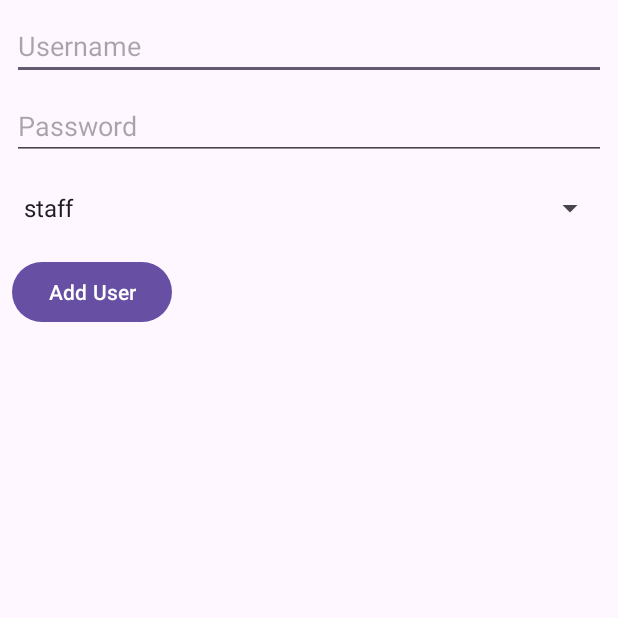
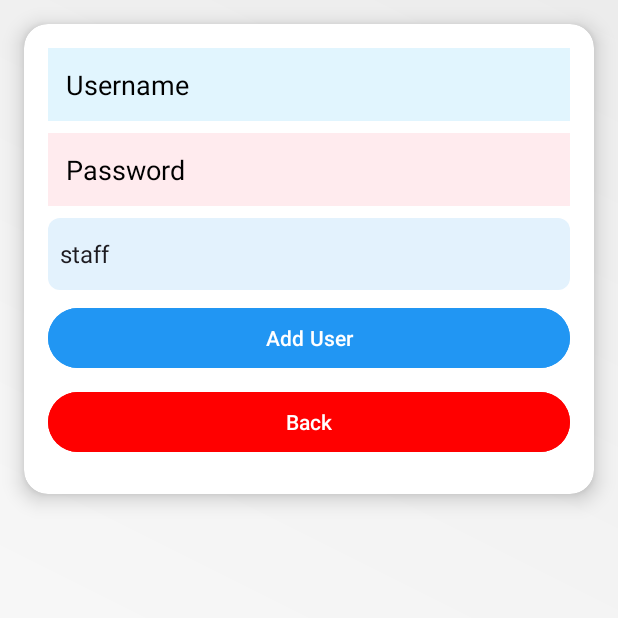
Before and after one commit to LynixID/CafeApp-UTS, an Android app: the screen it shows after launch (UserActivity), after a tap on "Daftar", on a phone screen of 412 x 824 dp, the top half of it. Run offline under Robolectric (Android 15) with nearby library versions, the phone set to English and light mode, and no system bars; our stand-ins replace Room's generated code.

Commit message:
menambahkan button back pada TentangKita TentangAplikasi, serta merubah tampilannya

```diff
--- a/app/src/main/java/com/example/cafeapp/Login_page.kt
+++ b/app/src/main/java/com/example/cafeapp/Login_page.kt
@@ -58,7 +58,7 @@ class Login_page : AppCompatActivity() {
 
         // Menambahkan logika untuk tombol Daftar
         tombolDaftar.setOnClickListener {
-            val intent = Intent(this, UserActivity::class.java) // Ganti UserActivity sesuai nama kelas yang tepat
+            val intent = Intent(this, UserActivity::class.java)
             startActivity(intent)
         }
     }
--- a/app/src/main/java/com/example/cafeapp/TambahMenu/TambahMenu.kt
+++ b/app/src/main/java/com/example/cafeapp/TambahMenu/TambahMenu.kt
@@ -16,6 +16,7 @@ import androidx.activity.result.ActivityResultLauncher
 import androidx.activity.result.contract.ActivityResultContracts
 import androidx.activity.viewModels
 import androidx.appcompat.app.AppCompatActivity
+import com.example.cafeapp.Login_page
 import com.example.cafeapp.MakanDatabase.Makan
 import com.example.cafeapp.R
 import com.example.cafeapp.databinding.TambahMenuBinding
@@ -72,7 +73,23 @@ class TambahMenu : AppCompatActivity() {
         binding.btnTambahMenu.setOnClickListener {
             addMenu()
         }
+
+        binding.ivLogout.setOnClickListener {
+            keLoginPage()
+        }
+
+        binding.tvLogout.setOnClickListener {
+            keLoginPage()
+        }
     }
+
+    private fun keLoginPage() {
+        val intent = Intent(this, Login_page::class.java)
+        intent.flags = Intent.FLAG_ACTIVITY_CLEAR_TOP or Intent.FLAG_ACTIVITY_NEW_TASK
+        startActivity(intent)
+        finish()
+    }
+
 
     private fun addMenu() {
         val nama = binding.inputNamaProduk.text.toString()
--- a/app/src/main/java/com/example/cafeapp/TentangAplikasiActivity.kt
+++ b/app/src/main/java/com/example/cafeapp/TentangAplikasiActivity.kt
@@ -2,6 +2,7 @@ package com.example.cafeapp
 
 
 import android.os.Bundle
+import android.widget.ImageButton
 import androidx.appcompat.app.AppCompatActivity
 
 class TentangAplikasiActivity : AppCompatActivity() {
@@ -9,5 +10,10 @@ class TentangAplikasiActivity : AppCompatActivity() {
     override fun onCreate(savedInstanceState: Bundle?) {
         super.onCreate(savedInstanceState)
         setContentView(R.layout.activity_tentang_aplikasi)
+
+        val backButton: ImageButton = findViewById(R.id.buttonBack)
+        backButton.setOnClickListener {
+            finish()
+        }
     }
 }
--- a/app/src/main/java/com/example/cafeapp/TentangKitaActivity.kt
+++ b/app/src/main/java/com/example/cafeapp/TentangKitaActivity.kt
@@ -14,7 +14,7 @@ class TentangKitaActivity : AppCompatActivity() {
         // Inisialisasi tombol kembali
         val backButton: ImageButton = findViewById(R.id.buttonBack)
         backButton.setOnClickListener {
-            finish() // Menutup aktivitas dan kembali ke aktivitas sebelumnya
+            finish()
         }
     }
 }
--- a/app/src/main/java/com/example/cafeapp/UserActivity.kt
+++ b/app/src/main/java/com/example/cafeapp/UserActivity.kt
@@ -1,5 +1,6 @@
 package com.example.cafeapp
 
+import android.content.Intent
 import android.os.Bundle
 import android.view.View
 import android.widget.ArrayAdapter
@@ -22,6 +23,7 @@ class UserActivity : AppCompatActivity() {
     private lateinit var editTextPassword: EditText
     private lateinit var spinnerRole: Spinner
     private lateinit var buttonAddUser: Button
+    private lateinit var btnBacktoLogin_page: Button
     private lateinit var listViewUsers: ListView
 
     private var usersList: MutableList<User> = mutableListOf()
@@ -40,6 +42,7 @@ class UserActivity : AppCompatActivity() {
         editTextPassword = findViewById(R.id.pw)
         spinnerRole = findViewById(R.id.role)
         buttonAddUser = findViewById(R.id.add)
+        btnBacktoLogin_page = findViewById(R.id.btnBacktoLogin)
         listViewUsers = findViewById(R.id.list)
 
         val roles = arrayOf("staff", "admin")
@@ -51,6 +54,13 @@ class UserActivity : AppCompatActivity() {
             } else {
                 addUser()
             }
+        }
+
+        btnBacktoLogin_page.setOnClickListener {
+            val intent = Intent(this, Login_page::class.java)
+            intent.flags = Intent.FLAG_ACTIVITY_CLEAR_TOP or Intent.FLAG_ACTIVITY_NEW_TASK
+            startActivity(intent)
+            finish()
         }
 
         listViewUsers.setOnItemClickListener { _, _, position, _ ->
@@ -78,6 +88,8 @@ class UserActivity : AppCompatActivity() {
             Toast.makeText(this, "Please enter username and password", Toast.LENGTH_SHORT).show()
             return
         }
+
+
 
         val user = User(username = username, password = password, role = role)
         lifecycleScope.launch {
--- /dev/null
+++ b/app/src/main/res/drawable/spinner_background.xml
@@ -0,0 +1,5 @@
+<?xml version="1.0" encoding="utf-8"?>
+<shape xmlns:android="http://schemas.android.com/apk/res/android">
+    <solid android:color="#E3F2FD"/>
+    <corners android:radius="8dp"/>
+</shape>
--- a/app/src/main/res/layout/activity_tentang_aplikasi.xml
+++ b/app/src/main/res/layout/activity_tentang_aplikasi.xml
@@ -8,11 +8,23 @@
     android:padding="16dp"
     tools:context=".TentangAplikasiActivity">
 
+    <ImageButton
+        android:id="@+id/buttonBack"
+        android:layout_width="wrap_content"
+        android:layout_height="wrap_content"
+        android:background="?attr/selectableItemBackground"
+        android:src="@drawable/back_icon"
+        android:contentDescription="Kembali ke halaman sebelumnya"
+        app:layout_constraintStart_toStartOf="parent"
+        app:layout_constraintTop_toTopOf="parent"
+        android:layout_marginTop="8dp" />
+
     <TextView
         android:id="@+id/titleTextView"
         android:layout_width="wrap_content"
         android:layout_height="wrap_content"
         android:text="Tentang Aplikasi"
+        android:fontFamily="@font/poppinsblack"
         android:textColor="@color/black"
         android:textSize="24sp"
         android:textStyle="bold"
@@ -27,10 +39,11 @@
         android:text="Ada tampilan logo lalu beberapa detik masuk ke activity selanjutnya yaitu login dimana hanya ada 2 PROFILE, bila login sebagai staff (dilihat dari dia memasukkan username password) dan telah berhasil login, maka lanjut ke halaman home dan ada 4 nav (home berisi kek beranda makanan, minuman yg ada trs search by kategori dan nama trs filter, cart berisi makanan minuman yg udh di pilih beserta jumlah pesanannya lalu untuk di checkout / di fix in dan data ini akan masuk ke transaction, transaction berisi riwayat pesanan jadi haruse disini muncul jam serta tanggal bulan tahunnya, profile berisi tentang aplikasi trs tentang kita dan bantuan gitu kek mungkin berisi no hp yg dpt dihubungi lek apk e ngelag gitu). Dan tambahan activity yg dimana saat kita klik makanan/minuman yg dipilih akan masuk ke activity itu yg berisi foto makanan, detailnya trs ada + dan - gitu misal mau beli nasgor 2 ya di + gitu jadi nasgor e 2 trs di “add to cart” nah nnti data ini masuk ke nav “cart” tadi. Untuk bagian “cart” pas mau checkout ada tulisan pilihan pembayaran dan cuma bisa cash.
 Dan misal dia memasukkan username password milik admin (jdi dia masuk sbg admin), akan nampilin 2 activity, satunya untuk form input CRUD produk, dan yg satunya menampilkan seluruh produk yang ada secara vertikal seperti nama foto harga deskripsi singkat. Jangan lupa tombol logout.
 "
+        android:fontFamily="@font/poppinslight"
         android:gravity="center"
         android:justificationMode="inter_word"
         android:textColor="@color/black"
-        android:textSize="16sp"
+        android:textSize="15sp"
         app:layout_constraintTop_toBottomOf="@id/titleTextView"
         app:layout_constraintStart_toStartOf="parent"
         app:layout_constraintEnd_toEndOf="parent"
--- a/app/src/main/res/layout/activity_user.xml
+++ b/app/src/main/res/layout/activity_user.xml
@@ -6,55 +6,88 @@
     android:id="@+id/main"
     android:layout_width="match_parent"
     android:layout_height="match_parent"
+    android:background="@drawable/bg_gradient"
     tools:context=".UserActivity">
+
+    <androidx.cardview.widget.CardView
+        android:id="@+id/cardView2"
+        android:layout_width="match_parent"
+        android:layout_height="wrap_content"
+        android:layout_margin="16dp"
+        android:backgroundTint="@android:color/white"
+        app:cardCornerRadius="16dp"
+        app:cardElevation="8dp"
+        app:layout_constraintTop_toTopOf="parent"
+        tools:layout_editor_absoluteX="16dp">
+
+        <LinearLayout
+            android:layout_width="match_parent"
+            android:layout_height="wrap_content"
+            android:orientation="vertical"
+            android:padding="16dp">
 
             <EditText
                 android:id="@+id/user"
-        android:layout_width="0dp"
+                android:layout_width="match_parent"
                 android:layout_height="wrap_content"
+                android:layout_marginBottom="8dp"
+                android:background="#E1F5FE"
                 android:hint="Username"
-        app:layout_constraintStart_toStartOf="parent"
-        app:layout_constraintEnd_toEndOf="parent"
-        app:layout_constraintTop_toTopOf="parent"
-        android:layout_margin="8dp"/>
+                android:inputType="text"
+                android:padding="12dp"
+                android:textColor="@android:color/black"
+                android:textColorHint="@android:color/black" />
 
             <EditText
                 android:id="@+id/pw"
-        android:layout_width="0dp"
+                android:layout_width="match_parent"
                 android:layout_height="wrap_content"
+                android:layout_marginBottom="8dp"
+                android:background="#FFEBEE"
                 android:hint="Password"
                 android:inputType="textPassword"
-        app:layout_constraintStart_toStartOf="parent"
-        app:layout_constraintEnd_toEndOf="parent"
-        app:layout_constraintTop_toBottomOf="@id/user"
-        android:layout_margin="8dp"/>
+                android:padding="12dp"
+                android:textColor="@android:color/black"
+                android:textColorHint="@android:color/black" />
 
             <Spinner
                 android:id="@+id/role"
-        android:layout_width="0dp"
+                android:layout_width="match_parent"
                 android:layout_height="wrap_content"
-        app:layout_constraintStart_toStartOf="parent"
-        app:layout_constraintEnd_toEndOf="parent"
-        app:layout_constraintTop_toBottomOf="@id/pw"
-        android:layout_margin="8dp"/>
+                android:layout_marginBottom="8dp"
+                android:background="@drawable/spinner_background"
+                android:popupBackground="@drawable/spinner_background" />
+
 
             <Button
                 android:id="@+id/add"
-        android:layout_width="wrap_content"
+                android:layout_width="match_parent"
                 android:layout_height="wrap_content"
+                android:layout_marginBottom="8dp"
+                android:backgroundTint="#2196F3"
                 android:text="Add User"
-        app:layout_constraintTop_toBottomOf="@id/role"
-        app:layout_constraintStart_toStartOf="parent"
-        android:layout_margin="8dp"/>
+                android:textColor="#FFFFFF" />
+
+            <Button
+                android:id="@+id/btnBacktoLogin"
+                android:layout_width="match_parent"
+                android:layout_height="wrap_content"
+                android:layout_marginBottom="8dp"
+                android:backgroundTint="#FF0000"
+                android:text="Back"
+                android:textColor="#FFFFFF" />
+
+        </LinearLayout>
+    </androidx.cardview.widget.CardView>
 
     <ListView
         android:id="@+id/list"
         android:layout_width="0dp"
         android:layout_height="0dp"
-        app:layout_constraintTop_toBottomOf="@id/add"
+        android:layout_margin="16dp"
+        app:layout_constraintBottom_toBottomOf="parent"
+        app:layout_constraintEnd_toEndOf="parent"
         app:layout_constraintStart_toStartOf="parent"
-        app:layout_constraintEnd_toEndOf="parent"
-        app:layout_constraintBottom_toBottomOf="parent"
-        android:layout_margin="8dp"/>
+        app:layout_constraintTop_toBottomOf="@+id/cardView2" />
 
 </androidx.constraintlayout.widget.ConstraintLayout>
--- a/app/src/main/res/layout/fragment_profile.xml
+++ b/app/src/main/res/layout/fragment_profile.xml
@@ -9,7 +9,7 @@
     tools:context=".ProfileFragment">
 
 <!--    &lt;!&ndash; Circle Image View for Profile Image &ndash;&gt;-->
-    <de.hdodenhof.circleimageview.CircleImageView
+    <ImageView
         android:id="@+id/profileImageView"
         android:layout_width="100dp"
         android:layout_height="100dp"
```
Lines whose indentation alone changed are shown as unchanged.
